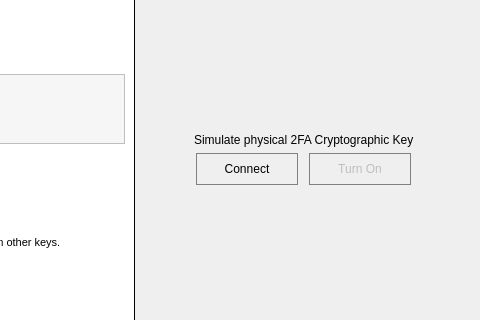
The window that src/views/register_views/twofa_key_view.ui (devforgely/MFA-Simulator) describes before a commit, drawn with Qt 5; both pictures show x 320 to 800 and y 201 to 521 of the 800 by 720 pixel window.
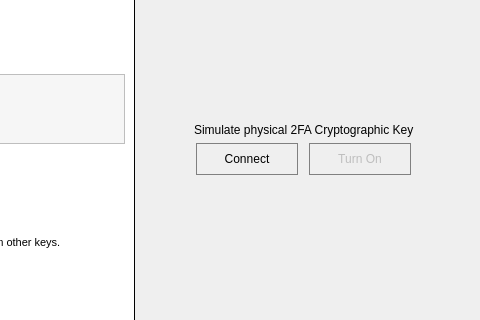
The same window after the commit. Icons and pictures are not drawn. Custom widgets are drawn as their Qt base class.

The edit to the form file:
```diff
--- a/src/views/register_views/twofa_key_view.ui
+++ b/src/views/register_views/twofa_key_view.ui
@@ -52,7 +52,7 @@
     border-bottom: 1.5px solid #0067c0;
 }
 
-#connect_btn, #on_btn {
+#key_frame QPushButton {
 	border: 1px solid gray;
 	height: 30px;
 	width: 100px;
@@ -295,11 +295,28 @@
         </item>
        </layout>
       </item>
+      <item>
+       <widget class="ClickableLabel" name="security_key">
+        <property name="text">
+         <string/>
+        </property>
+        <property name="pixmap">
+         <pixmap>../../resources/images/security_key.png</pixmap>
+        </property>
+       </widget>
+      </item>
      </layout>
     </widget>
    </item>
   </layout>
  </widget>
+ <customwidgets>
+  <customwidget>
+   <class>ClickableLabel</class>
+   <extends>QLabel</extends>
+   <header>widgets/clickables.h</header>
+  </customwidget>
+ </customwidgets>
  <resources/>
  <connections/>
 </ui>
```
Left out of the diff: 2 changed lines with no effect on the pictures.
